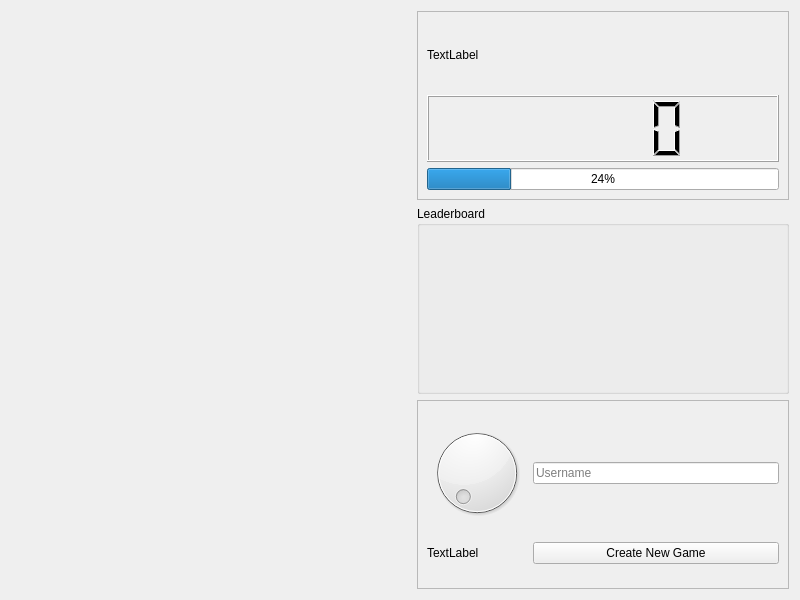
Old version of the form mainwindow.ui in the repository partlybakedideas2/minesweeper2.
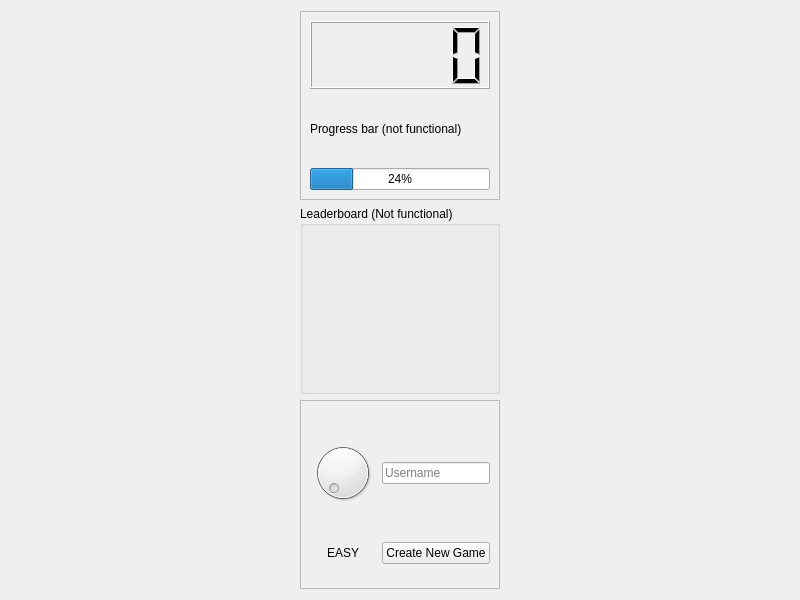
New version of the form. Custom widgets are drawn as their Qt base class.

Commit message: Final submission. Implemented flag icons & new board generation in GUI

Patch:
```diff
--- a/mainwindow.ui
+++ b/mainwindow.ui
@@ -14,20 +14,19 @@
    <string>Minesweeper2</string>
   </property>
   <layout class="QHBoxLayout" name="horizontalLayout">
-   <item>
-    <widget class="QWidget" name="boardParentWidget" native="true">
-     <property name="minimumSize">
-      <size>
-       <width>400</width>
-       <height>400</height>
-      </size>
-     </property>
-    </widget>
-   </item>
    <item>
     <layout class="QVBoxLayout" name="sideBarLayout">
+     <property name="sizeConstraint">
+      <enum>QLayout::SizeConstraint::SetMaximumSize</enum>
+     </property>
      <item>
       <widget class="QFrame" name="statusFrame">
+       <property name="maximumSize">
+        <size>
+         <width>200</width>
+         <height>16777215</height>
+        </size>
+       </property>
        <property name="frameShape">
         <enum>QFrame::Shape::StyledPanel</enum>
        </property>
@@ -35,16 +34,16 @@
         <enum>QFrame::Shadow::Raised</enum>
        </property>
        <layout class="QVBoxLayout" name="verticalLayout_2">
-        <item>
-         <widget class="QLabel" name="usernameLabel">
-          <property name="text">
-           <string>TextLabel</string>
-          </property>
-         </widget>
-        </item>
         <item>
          <widget class="LcdStopwatch" name="stopwatchLcd"/>
         </item>
+        <item>
+         <widget class="QLabel" name="usernameLabel">
+          <property name="text">
+           <string>Progress bar (not functional)</string>
+          </property>
+         </widget>
+        </item>
         <item>
          <widget class="QProgressBar" name="progressBar">
           <property name="value">
@@ -57,13 +56,25 @@
      </item>
      <item>
       <widget class="QGroupBox" name="leadeboardGroupBox">
+       <property name="maximumSize">
+        <size>
+         <width>200</width>
+         <height>16777215</height>
+        </size>
+       </property>
        <property name="title">
-        <string>Leaderboard</string>
+        <string>Leaderboard (Not functional)</string>
        </property>
       </widget>
      </item>
      <item>
       <widget class="QFrame" name="newBoardFrame">
+       <property name="maximumSize">
+        <size>
+         <width>200</width>
+         <height>16777215</height>
+        </size>
+       </property>
        <property name="frameShape">
         <enum>QFrame::Shape::StyledPanel</enum>
        </property>
@@ -71,9 +82,6 @@
         <enum>QFrame::Shadow::Raised</enum>
        </property>
        <layout class="QGridLayout" name="gridLayout">
-        <item row="0" column="0">
-         <widget class="QDial" name="levelSelectDial"/>
-        </item>
         <item row="0" column="1">
          <widget class="QLineEdit" name="usernameLineEdit">
           <property name="placeholderText">
@@ -91,7 +99,20 @@
         <item row="2" column="0">
          <widget class="QLabel" name="levelSelectLabel">
           <property name="text">
-           <string>TextLabel</string>
+           <string>EASY</string>
+          </property>
+          <property name="alignment">
+           <set>Qt::AlignmentFlag::AlignCenter</set>
+          </property>
+         </widget>
+        </item>
+        <item row="0" column="0">
+         <widget class="QDial" name="levelSelectDial">
+          <property name="minimum">
+           <number>0</number>
+          </property>
+          <property name="maximum">
+           <number>30</number>
           </property>
          </widget>
         </item>
```
The commit also changes 12 other files.
